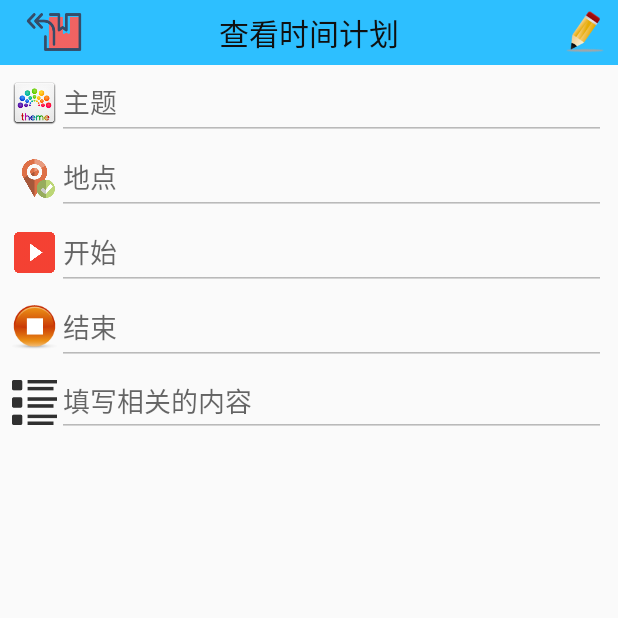
After one commit to RealgodJJ/RxJavaExample, an Android app: the PlanInfoActivity screen opened directly, with no data from a screen before it, on a phone screen of 412 x 824 dp, the top half of it. The commit adds this screen. Run offline under Robolectric (Android 15) with nearby library versions, the phone set to English and light mode, and no system bars; 6 statements that could not run were skipped.

Commit message:
Check the timePlan.(A bug in MainActivity.)

```diff
--- /dev/null
+++ b/app/src/main/java/com/example/realgodjj/rxjavademo/ui/PlanInfoActivity.java
@@ -0,0 +1,96 @@
+package com.example.realgodjj.rxjavademo.ui;
+
+import android.content.Intent;
+import android.support.v7.widget.Toolbar;
+import android.view.View;
+import android.widget.Button;
+import android.widget.EditText;
+import android.widget.LinearLayout;
+
+import com.example.realgodjj.rxjavademo.R;
+import com.example.realgodjj.rxjavademo.utils.TimePlan;
+
+import java.text.SimpleDateFormat;
+import java.util.Locale;
+
+public class PlanInfoActivity extends BaseActivity implements View.OnClickListener {
+
+    private Button btReturn, btEdit;
+    private LinearLayout llDay, llStart, llEnd;
+    private EditText etPlanTheme, etLocation, etDay, etStartTime, etEndTime, etContext;
+
+    @Override
+    public void setContentView() {
+        super.setContentView();
+        setContentView(R.layout.activity_plan_info);
+        initViews();
+        initListeners();
+    }
+
+    @Override
+    public void initViews() {
+        super.initViews();
+        Toolbar toolbar = findViewById(R.id.activity_plan_info_top_bar);
+        initToolBar(toolbar, "", false);
+
+        llDay = findViewById(R.id.ll_day);
+        llStart = findViewById(R.id.ll_start);
+        llEnd = findViewById(R.id.ll_end);
+
+        btReturn = findViewById(R.id.bt_return);
+        btEdit = findViewById(R.id.bt_edit);
+
+        etPlanTheme = findViewById(R.id.et_plan_theme);
+        etLocation = findViewById(R.id.et_location);
+        etDay = findViewById(R.id.et_day);
+        etStartTime = findViewById(R.id.et_start);
+        etEndTime = findViewById(R.id.et_end);
+        etContext = findViewById(R.id.et_context);
+
+        //拉取时间计划的相关信息
+        Intent intent = getIntent();
+        TimePlan timePlan = (TimePlan) intent.getSerializableExtra("timePlan");
+        etPlanTheme.setText(timePlan.getTheme() != null ? timePlan.getTheme() : "");
+        etLocation.setText(timePlan.getLocation() != null ? timePlan.getLocation() : "");
+        if (timePlan.isAllDay()) {
+            llDay.setVisibility(View.VISIBLE);
+            llStart.setVisibility(View.GONE);
+            llEnd.setVisibility(View.GONE);
+            SimpleDateFormat simpleDateFormat = new SimpleDateFormat("yyyy-MM-dd", Locale.getDefault());
+            etDay.setText(timePlan.getDate() != null ? simpleDateFormat.format(timePlan.getDate()) : "");
+        } else {
+            SimpleDateFormat simpleDateFormat = new SimpleDateFormat("yyyy-MM-dd HH:mm", Locale.getDefault());
+            etStartTime.setText(timePlan.getStartDateTime() != null ?
+                    simpleDateFormat.format(timePlan.getStartDateTime()) : "");
+            etEndTime.setText(timePlan.getStartDateTime() != null ?
+                    simpleDateFormat.format(timePlan.getEndDateTime()) : "");
+        }
+        etContext.setText(timePlan.getContext() != null ? timePlan.getContext() : "");
+    }
+
+    @Override
+    public void initListeners() {
+        super.initListeners();
+        btReturn.setOnClickListener(this);
+        btEdit.setOnClickListener(this);
+    }
+
+    @Override
+    public void onClick(View view) {
+        super.onClick(view);
+        switch (view.getId()) {
+            case R.id.bt_return:
+                finish();
+                break;
+
+            case R.id.bt_edit:
+                etPlanTheme.setEnabled(true);
+                etLocation.setEnabled(true);
+                etDay.setEnabled(true);
+                etStartTime.setEnabled(true);
+                etEndTime.setEnabled(true);
+                etContext.setEnabled(true);
+                break;
+        }
+    }
+}
--- a/app/src/main/java/com/example/realgodjj/rxjavademo/utils/MaxInputTextWatcher.java
+++ b/app/src/main/java/com/example/realgodjj/rxjavademo/utils/MaxInputTextWatcher.java
@@ -11,8 +11,8 @@ import com.example.realgodjj.rxjavademo.R;
 
 public class MaxInputTextWatcher implements TextWatcher {
     private Context context;
-    private EditText editText = null;
-    private int maxLength = 0;
+    private EditText editText;
+    private int maxLength;
 
     public MaxInputTextWatcher(Context context, EditText editText, int maxLength) {
         this.context = context;
--- a/app/src/main/java/com/example/realgodjj/rxjavademo/widget/CustomDatePicker.java
+++ b/app/src/main/java/com/example/realgodjj/rxjavademo/widget/CustomDatePicker.java
@@ -180,7 +180,7 @@ public class CustomDatePicker implements View.OnClickListener {
         startHour = startCalendar.get(Calendar.HOUR_OF_DAY);
         startMinute = startCalendar.get(Calendar.MINUTE);
         endYear = endCalendar.get(Calendar.YEAR);
-        endMonth = endCalendar.get(Calendar.MONTH) + 1;
+        endMonth = endCalendar.get(Calendar.MONTH);
         endDay = endCalendar.get(Calendar.DAY_OF_MONTH);
         endHour = endCalendar.get(Calendar.HOUR_OF_DAY);
         endMinute = endCalendar.get(Calendar.MINUTE);
--- /dev/null
+++ b/app/src/main/res/layout/activity_plan_info.xml
@@ -0,0 +1,150 @@
+<?xml version="1.0" encoding="utf-8"?>
+<LinearLayout xmlns:android="http://schemas.android.com/apk/res/android"
+    xmlns:tools="http://schemas.android.com/tools"
+    android:layout_width="match_parent"
+    android:layout_height="match_parent"
+    android:orientation="vertical"
+    tools:context=".ui.PlanInfoActivity">
+
+    <include
+        android:id="@+id/activity_plan_info_top_bar"
+        layout="@layout/activity_plan_info_top_bar" />
+
+    <LinearLayout style="@style/screen_margin">
+
+        <ImageView
+            android:id="@+id/iv_theme"
+            style="@style/iv_style"
+            android:src="@drawable/theme"
+            tools:ignore="ContentDescription" />
+
+        <EditText
+            android:id="@+id/et_plan_theme"
+            style="@style/et_style"
+            android:enabled="false"
+            android:hint="@string/theme"
+            android:textColor="@color/black"
+            tools:ignore="TextFields" />
+
+    </LinearLayout>
+
+    <LinearLayout style="@style/screen_margin">
+
+        <ImageView
+            android:id="@+id/iv_location"
+            style="@style/iv_style"
+            android:src="@drawable/location_light"
+            tools:ignore="ContentDescription" />
+
+        <EditText
+            android:id="@+id/et_location"
+            style="@style/et_style"
+            android:enabled="false"
+            android:hint="@string/location"
+            android:textColor="@color/black"
+            tools:ignore="TextFields" />
+
+    </LinearLayout>
+
+    <LinearLayout
+        android:id="@+id/ll_day"
+        style="@style/screen_margin"
+        android:visibility="gone">
+
+        <ImageView
+            android:id="@+id/iv_day"
+            style="@style/iv_style"
+            android:src="@drawable/calendar"
+            tools:ignore="ContentDescription" />
+
+        <EditText
+            android:id="@+id/et_day"
+            style="@style/et_style"
+            android:enabled="false"
+            android:hint="@string/all_day"
+            android:textColor="@color/black"
+            tools:ignore="TextFields" />
+
+    </LinearLayout>
+
+    <LinearLayout
+        android:id="@+id/ll_start"
+        style="@style/screen_margin">
+
+        <ImageView
+            android:id="@+id/iv_start"
+            style="@style/iv_style"
+            android:src="@drawable/start"
+            tools:ignore="ContentDescription" />
+
+
+        <EditText
+            android:id="@+id/et_start"
+            style="@style/et_style"
+            android:enabled="false"
+            android:hint="@string/start"
+            android:textColor="@color/black"
+            tools:ignore="TextFields" />
+
+    </LinearLayout>
+
+    <LinearLayout
+        android:id="@+id/ll_end"
+        style="@style/screen_margin">
+
+        <ImageView
+            android:id="@+id/iv_end"
+            style="@style/iv_style"
+            android:src="@drawable/end"
+            tools:ignore="ContentDescription" />
+
+        <EditText
+            android:id="@+id/et_end"
+            style="@style/et_style"
+            android:enabled="false"
+            android:hint="@string/end"
+            android:textColor="@color/black"
+            tools:ignore="TextFields" />
+
+    </LinearLayout>
+
+    <LinearLayout style="@style/screen_margin">
+
+        <ImageView
+            android:id="@+id/iv_context"
+            style="@style/iv_style"
+            android:src="@drawable/context"
+            tools:ignore="ContentDescription" />
+
+        <EditText
+            android:id="@+id/et_context"
+            android:layout_width="match_parent"
+            android:layout_height="wrap_content"
+            android:enabled="false"
+            android:hint="@string/context"
+            android:textColor="@color/black"
+            tools:ignore="TextFields" />
+
+    </LinearLayout>
+
+    <LinearLayout
+        android:id="@+id/ll_reminder"
+        style="@style/screen_margin"
+        android:visibility="gone">
+
+        <ImageView
+            android:id="@+id/iv_reminder"
+            style="@style/iv_style"
+            android:src="@drawable/reminder"
+            tools:ignore="ContentDescription" />
+
+        <EditText
+            android:id="@+id/et_reminder"
+            style="@style/et_style"
+            android:hint="@string/reminder"
+            android:textColor="@color/black"
+            tools:ignore="TextFields" />
+
+    </LinearLayout>
+
+</LinearLayout>
--- /dev/null
+++ b/app/src/main/res/layout/activity_plan_info_top_bar.xml
@@ -0,0 +1,32 @@
+<?xml version="1.0" encoding="utf-8"?>
+<android.support.v7.widget.Toolbar xmlns:android="http://schemas.android.com/apk/res/android"
+    android:layout_width="match_parent"
+    android:layout_height="43dp"
+    android:background="@drawable/src_top">
+
+    <Button
+        android:id="@+id/bt_return"
+        android:layout_width="40dp"
+        android:layout_height="28dp"
+        android:layout_gravity="start"
+        android:layout_marginStart="8dp"
+        android:background="@drawable/back"/>
+
+    <TextView
+        android:id="@+id/tv_top_add_time_plan"
+        android:layout_width="wrap_content"
+        android:layout_height="wrap_content"
+        android:layout_gravity="center"
+        android:text="@string/check_time_plan"
+        android:textColor="@color/menu_text_color"
+        android:textSize="20sp" />
+
+    <Button
+        android:id="@+id/bt_edit"
+        android:layout_width="28dp"
+        android:layout_height="28dp"
+        android:layout_gravity="end"
+        android:layout_marginEnd="8dp"
+        android:background="@drawable/change" />
+
+</android.support.v7.widget.Toolbar>
--- a/app/src/main/res/menu/toolbar_right.xml
+++ b/app/src/main/res/menu/toolbar_right.xml
@@ -1,9 +1,11 @@
 <?xml version="1.0" encoding="utf-8"?>
-<menu xmlns:android="http://schemas.android.com/apk/res/android"
+<menu xmlns:tools="http://schemas.android.com/tools"
+    xmlns:android="http://schemas.android.com/apk/res/android"
     xmlns:app="http://schemas.android.com/apk/res-auto">
 
     <item
         android:id="@+id/action_icon"
-        android:title="@string/ADD"
-        app:showAsAction="ifRoom" />
+        android:theme="@string/ADD"
+        app:showAsAction="ifRoom"
+        tools:ignore="MenuTitle" />
 </menu>
--- a/app/src/main/res/values/strings.xml
+++ b/app/src/main/res/values/strings.xml
@@ -1,5 +1,5 @@
 <resources>
-    <string name="app_name">app_name</string>
+    <string name="app_name">爱你没差</string>
     <string name="key_again_exit">再按一次回退键退出程序</string>
     <string name="clock">时钟</string>
     <string name="alarm_clock">闹钟</string>
@@ -9,6 +9,7 @@
     <string name="set_alarm">设定闹钟</string>
     <string name="add_time_plan_space">添加时间计划\t\t\t</string>
     <string name="add_time_plan">添加时间计划</string>
+    <string name="check_time_plan">查看时间计划</string>
     <string name="add_memorial_day">添加纪念日</string>
     <string name="edit">编辑</string>
     <string name="tip_permission">该应用需要获取存储空间，为你存储个人信息；\n否则，您将无法正常使用该应用</string>
@@ -25,6 +26,7 @@
     <string name="add_plan_context">添加事件的内容</string>
     <string name="add_plan_fail">添加事件失败</string>
     <string name="get_information_error">获取信息错误</string>
+    <string name="task">事件%d</string>
 
     <!-- 日期滚动选项栏 -->
     <string name="cancle">取消</string>
@@ -43,7 +45,7 @@
 
     <!-- 添加时间计划页面 -->
     <string name="add_plan_success">添加计划成功！</string>
-    <string name="title">标题</string>
+    <string name="theme">主题</string>
     <string name="location">地点</string>
     <string name="all_day">全天</string>
     <string name="not_all_day">选择时段</string>
```
Also changed, not shown: app/src/main/AndroidManifest.xml (+5 -8 lines), app/src/main/java/com/example/realgodjj/rxjavademo/Adapter/MyRecycleViewAdapter.java (+36 -8 lines), app/src/main/java/com/example/realgodjj/rxjavademo/ui/AddTimePlanActivity.java (+55 -12 lines), app/src/main/java/com/example/realgodjj/rxjavademo/ui/Fragment/FirstFragment.java (+23 -5 lines), app/src/main/java/com/example/realgodjj/rxjavademo/ui/MainActivity.java (+12 -4 lines), app/src/main/java/com/example/realgodjj/rxjavademo/utils/TimePlan.java (+18 -17 lines), app/src/main/res/layout/activity_add_time_plan.xml (+8 -2 lines), app/src/main/res/drawable-hdpi/back.png (added), app/src/main/res/drawable-hdpi/change.png (added), app/src/main/res/drawable-hdpi/theme.png (added).
